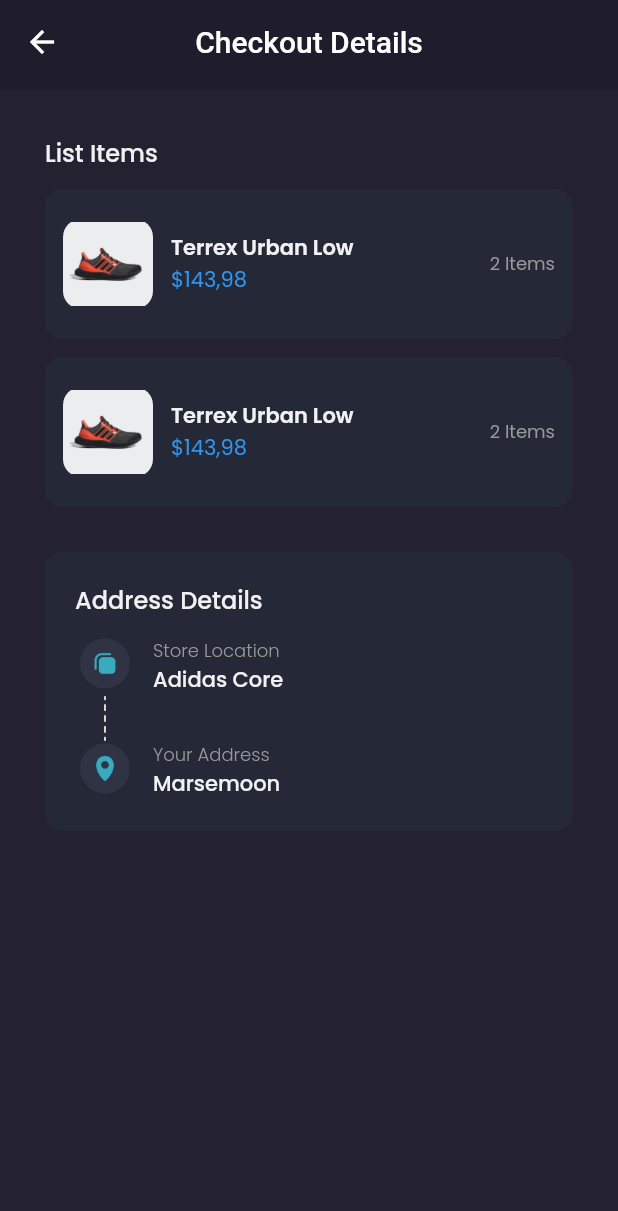
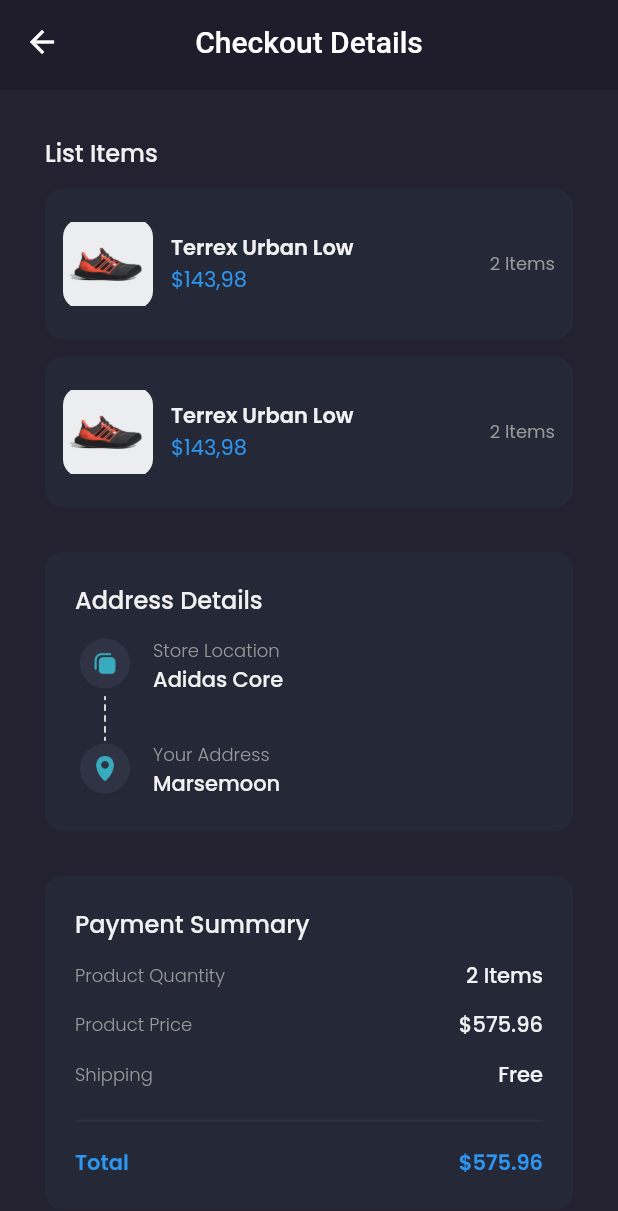
Before and after one commit to tghsetiawan/Shamo, a Flutter app: the CheckoutPage screen opened by its route, on a phone screen of 412 x 824 dp. Shown: the top 1211 px of the screen. Run offline on Flutter 3.47's test engine with Material 2 defaults, Android fonts, the phone set to English and light mode, and no system bars; our stand-ins replace carousel_slider, google_fonts.

Commit message:
#41 Checkout Page Bagian Payment Summary

```diff
--- a/lib/pages/checkout_page.dart
+++ b/lib/pages/checkout_page.dart
@@ -130,6 +130,120 @@ class CheckoutPage extends StatelessWidget {
             ],
           ),
         ),
+
+        // NOTE : Payment Summary
+        Container(
+          margin: EdgeInsets.only(
+            top: defaultMargin,
+          ),
+          padding: const EdgeInsets.all(20),
+          decoration: BoxDecoration(
+            color: backgroundColor4,
+            borderRadius: BorderRadius.circular(12),
+          ),
+          child: Column(
+            crossAxisAlignment: CrossAxisAlignment.start,
+            children: [
+              Text(
+                'Payment Summary',
+                style: primaryTextStyle.copyWith(
+                  fontWeight: medium,
+                  fontSize: 16,
+                ),
+              ),
+              const SizedBox(
+                height: 12,
+              ),
+              Row(
+                mainAxisAlignment: MainAxisAlignment.spaceBetween,
+                children: [
+                  Text(
+                    'Product Quantity',
+                    style: secondaryTextStyle.copyWith(
+                      fontWeight: light,
+                      fontSize: 12,
+                    ),
+                  ),
+                  Text(
+                    '2 Items',
+                    style: primaryTextStyle.copyWith(
+                      fontWeight: medium,
+                    ),
+                  )
+                ],
+              ),
+              const SizedBox(
+                height: 12,
+              ),
+              Row(
+                mainAxisAlignment: MainAxisAlignment.spaceBetween,
+                children: [
+                  Text(
+                    'Product Price',
+                    style: secondaryTextStyle.copyWith(
+                      fontWeight: light,
+                      fontSize: 12,
+                    ),
+                  ),
+                  Text(
+                    '\$575.96',
+                    style: primaryTextStyle.copyWith(
+                      fontWeight: medium,
+                    ),
+                  )
+                ],
+              ),
+              const SizedBox(
+                height: 12,
+              ),
+              Row(
+                mainAxisAlignment: MainAxisAlignment.spaceBetween,
+                children: [
+                  Text(
+                    'Shipping',
+                    style: secondaryTextStyle.copyWith(
+                      fontWeight: light,
+                      fontSize: 12,
+                    ),
+                  ),
+                  Text(
+                    'Free',
+                    style: primaryTextStyle.copyWith(
+                      fontWeight: medium,
+                    ),
+                  )
+                ],
+              ),
+              const SizedBox(
+                height: 12,
+              ),
+              const Divider(
+                thickness: 1,
+                color: Color(0xff2e3141),
+              ),
+              const SizedBox(
+                height: 10,
+              ),
+              Row(
+                mainAxisAlignment: MainAxisAlignment.spaceBetween,
+                children: [
+                  Text(
+                    'Total',
+                    style: priceTextStyle.copyWith(
+                      fontWeight: semiBold,
+                    ),
+                  ),
+                  Text(
+                    '\$575.96',
+                    style: priceTextStyle.copyWith(
+                      fontWeight: semiBold,
+                    ),
+                  )
+                ],
+              ),
+            ],
+          ),
+        )
       ],
     );
   }
```
